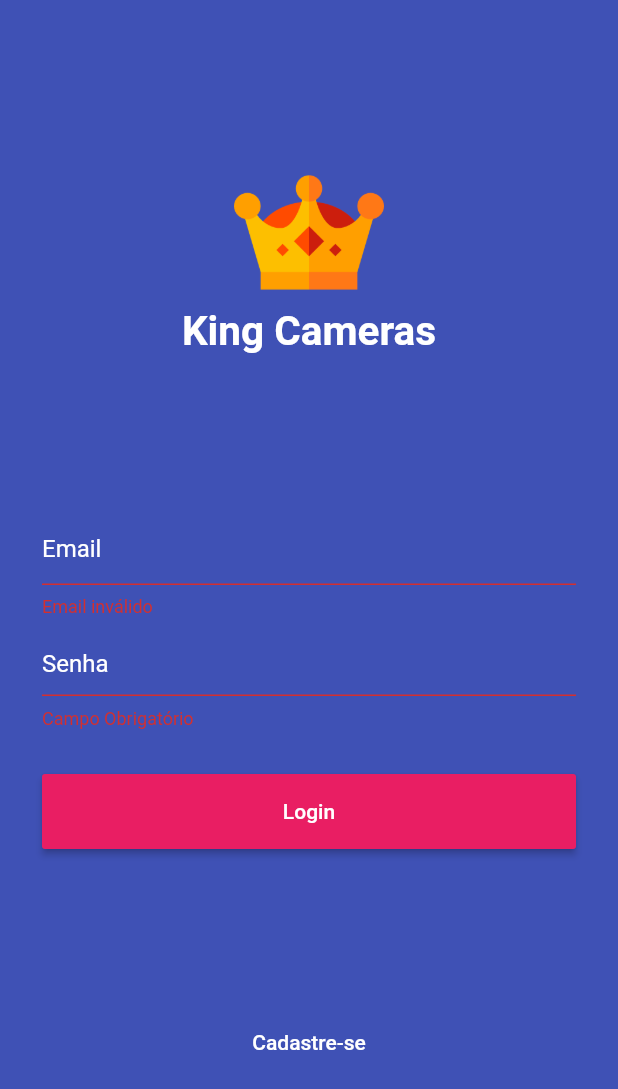
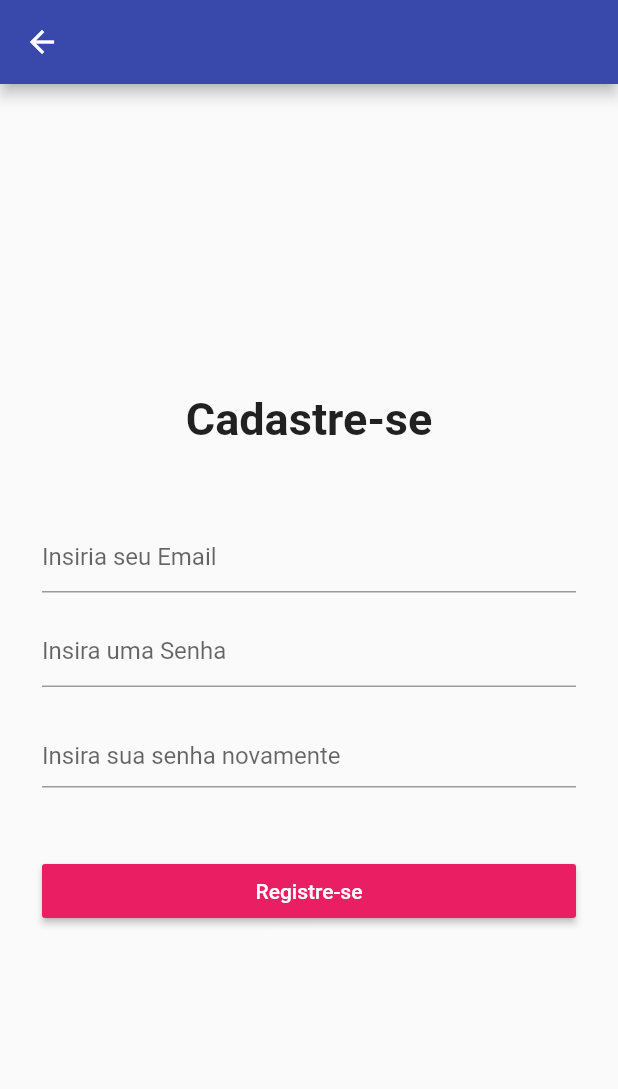
Before and after one commit to widodaniel/mobileking, a Flutter app: the screen it shows after launch, after a tap on "Login", after a tap on "Cadastre-se", on a phone screen of 412 x 824 dp. Shown: the top 1089 px of the screen. Run offline on Flutter 3.47's test engine with Material 2 defaults, Android fonts, the phone set to English and light mode, and no system bars; our stand-ins replace firebase_auth, firebase_core, get; accounts and stored records are empty.

Commit message:
Implementação do cadastro do usuário.

```diff
--- a/lib/home_screen.dart
+++ b/lib/home_screen.dart
@@ -1,5 +1,8 @@
+import 'package:firebase_auth/firebase_auth.dart';
+import 'package:firebase_core/firebase_core.dart';
 import 'package:flutter/material.dart';
 import 'package:flutter/rendering.dart';
+import 'package:flutter_app_01/register_screen.dart';
 import 'package:get/get.dart';
 
 class HomeScreen extends StatefulWidget {
@@ -8,23 +11,46 @@ class HomeScreen extends StatefulWidget {
 }
 
 class _HomeScreenState extends State<HomeScreen> {
+  UserCredential userCredential;
   GlobalKey<FormState> _formkey;
   bool _hidepass;
   String _email;
   String _senha;
 
+
+
+
   @override
   void initState() {
+    initFirebase();
+
     _hidepass = true;
     _email = "";
     _senha = "";
     _formkey = GlobalKey<FormState>();
   }
 
-  void onClick() {
-    if (_formkey.currentState.validate())
+  initFirebase()async{
+    await Firebase.initializeApp();
+  }
+
+  void onClick() async {
+
+    if (_formkey.currentState.validate()) {
+      try {
+        userCredential = await FirebaseAuth.instance.signInWithEmailAndPassword(
+            email: _email,
+            password: _senha,
+        );
+      } on FirebaseAuthException catch (e) {
+        if (e.code == 'user-not-found') {
+          print('No user found for that email.');
+        } else if (e.code == 'wrong-password') {
+          print('Wrong password provided for that user.');
+        }
+      }
       debugPrint("Sucesso");
-    else
+    } else
       debugPrint("Falha!!");
   }
 
@@ -132,7 +158,9 @@ class _HomeScreenState extends State<HomeScreen> {
                   ],
                 ),
                 FlatButton(
-                  onPressed: () {},
+                  onPressed: () {
+                    Get.to(RegisterScreen());
+                  },
                   child: Text(
                     "Cadastre-se",
                     style: TextStyle(color: Colors.white),
--- a/lib/main.dart
+++ b/lib/main.dart
@@ -1,9 +1,16 @@
+import 'dart:async';
+
+import 'package:firebase_core/firebase_core.dart';
 import 'package:flutter/material.dart';
 import 'package:flutter_app_01/home_screen.dart';
 import 'package:get/get_navigation/src/root/get_material_app.dart';
 
-void main() {
-  runApp(MyApp());
+ main() async {
+
+
+  runZonedGuarded(() {
+    runApp(MyApp());
+  }, (a, b) {});
 }
 
 class MyApp extends StatelessWidget {
--- /dev/null
+++ b/lib/register_screen.dart
@@ -0,0 +1,159 @@
+import 'package:firebase_auth/firebase_auth.dart';
+import 'package:flutter/material.dart';
+import 'package:get/get.dart';
+
+class RegisterScreen extends StatefulWidget {
+  @override
+  _RegisterScreenState createState() => _RegisterScreenState();
+}
+
+class _RegisterScreenState extends State<RegisterScreen> {
+  GlobalKey<FormState> _formkey;
+  String _email;
+  String _senha;
+  String _confirmaSenha;
+
+  bool _hidepass;
+
+  @override
+  void initState() {
+    _formkey = GlobalKey<FormState>();
+    _email = "";
+    _senha = "";
+    _confirmaSenha = "";
+    _hidepass = true;
+    super.initState();
+  }
+
+  @override
+  Widget build(BuildContext context) {
+    return GestureDetector(
+      onTap: () {
+        FocusScope.of(context).requestFocus(FocusNode());
+      },
+      child: Scaffold(
+        appBar: AppBar(
+          backgroundColor: Colors.indigo[600],
+        ),
+        body: Form(
+          key: _formkey,
+          child: Container(
+            margin: EdgeInsets.only(
+              left: 28,
+              right: 28,
+            ),
+            child: Column(
+              mainAxisAlignment: MainAxisAlignment.center,
+              children: [
+                Text(
+                  "Cadastre-se",
+                  style: TextStyle(
+                    fontSize: 30,
+                    fontWeight: FontWeight.bold,
+                  ),
+                ),
+                Container(
+                  height: 50,
+                ),
+                TextFormField(
+                  onChanged: (String email) {
+                    _email = email;
+                  },
+                  validator: (String texto) {
+                    if (GetUtils.isEmail(texto))
+                      return null;
+                    else
+                      return "Email Inválido";
+                  },
+                  decoration: InputDecoration(
+                    hintText: "Insiria seu Email",
+                  ),
+                ),
+                Container(
+                  height: 15,
+                ),
+                TextFormField(
+                  onChanged: (String senha) {
+                    _senha = senha;
+                  },
+                  obscureText: _hidepass,
+                  validator: (String texto) {
+                    if (texto.trim().length < 6)
+                      return "No mínimo 6 caracteres!";
+                    else
+                      return null;
+                  },
+                  decoration: InputDecoration(hintText: "Insira uma Senha"),
+                ),
+                Container(
+                  height: 15,
+                ),
+                TextFormField(
+                  onChanged: (String confirmaSenha) {
+                    _confirmaSenha = confirmaSenha;
+                  },
+                  obscureText: _hidepass,
+                  validator: (String texto) {
+                    if (texto.trim().length < 6) {
+                      return "No mínimo 6 caracteres!";
+                    } else if (texto != _senha) {
+                      return "Senha são diferentes";
+                    } else
+                      return null;
+                  },
+                  decoration: InputDecoration(
+                    hintText: "Insira sua senha novamente",
+                    suffix: GestureDetector(
+                      onTap: () {
+                        setState(() {
+                          _hidepass = !_hidepass;
+                        });
+                      },
+                      child: _hidepass
+                          ? Icon(Icons.remove_red_eye_outlined)
+                          : Icon(Icons.remove_red_eye),
+                    ),
+                  ),
+                ),
+                Container(
+                  margin: EdgeInsets.only(
+                    top: 45,
+                  ),
+                  width: Get.width,
+                  child: RaisedButton(
+                    onPressed: () async{
+                      if (_formkey.currentState.validate()) {
+                        try {
+                          UserCredential userCredential = await FirebaseAuth.instance.createUserWithEmailAndPassword(
+                              email: _email,
+                              password: _senha
+                          );
+                        } on FirebaseAuthException catch (e) {
+                          if (e.code == 'weak-password') {
+                            print('The password provided is too weak.');
+                          } else if (e.code == 'email-already-in-use') {
+                            print('The account already exists for that email.');
+                          }
+                        } catch (e) {
+                          print(e);
+                        }
+                        debugPrint("Sucesso!");
+                      }
+                      else
+                        debugPrint("Falha!");
+                    },
+                    color: Colors.pink,
+                    child: Text(
+                      "Registre-se",
+                      style: TextStyle(color: Colors.white),
+                    ),
+                  ),
+                )
+              ],
+            ),
+          ),
+        ),
+      ),
+    );
+  }
+}
--- a/pubspec.yaml
+++ b/pubspec.yaml
@@ -24,6 +24,8 @@ dependencies:
   flutter:
     sdk: flutter
   get: ^3.24.0
+  firebase_auth: ^0.20.0+1
+  firebase_core: ^0.7.0
 
 
   # The following adds the Cupertino Icons font to your application.
```
Also changed, not shown: pubspec.lock, 3 other files.
